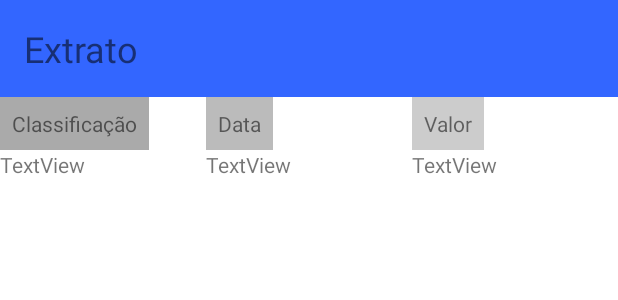
After one commit to GuilhermeJanke/FinApp, an Android app: the layout adapter_list_extrato.xml on its own in the app's theme, with its tools: preview values and no code run, on a phone screen of 412 x 824 dp. The commit adds this screen. Shown: the top 300 px of the screen. Run offline under Robolectric (Android 15) with nearby library versions, the phone set to English and light mode, and no system bars.

Commit message:
Tentativa 1

```diff
--- /dev/null
+++ b/app/src/main/res/layout/adapter_list_extrato.xml
@@ -0,0 +1,140 @@
+<?xml version="1.0" encoding="utf-8"?>
+<LinearLayout xmlns:android="http://schemas.android.com/apk/res/android"
+    android:layout_width="match_parent"
+    android:layout_height="wrap_content"
+    android:orientation="vertical" >
+
+    <!-- row 1 -->
+
+    <TextView
+        android:id="@+id/textViewExtrato"
+        android:layout_width="fill_parent"
+        android:layout_height="wrap_content"
+        android:background="#3366ff"
+        android:padding="16dp"
+        android:text="Extrato"
+        android:textSize="24dp" />
+
+    <LinearLayout
+        android:layout_width="fill_parent"
+        android:layout_height="wrap_content"
+        android:orientation="horizontal"
+        android:weightSum="3">
+
+        <!-- col 1 -->
+
+        <LinearLayout
+            android:layout_width="0dp"
+            android:layout_height="wrap_content"
+            android:layout_weight="1"
+            android:orientation="vertical">
+
+            <TextView
+                android:id="@+id/textViewHeaderClassificacao"
+                android:layout_width="wrap_content"
+                android:layout_height="wrap_content"
+                android:background="#aaaaaa"
+                android:padding="8dp"
+                android:text="Classificação" />
+
+        </LinearLayout>
+        <!-- col 1 end -->
+        <!-- col 2 -->
+
+        <LinearLayout
+            android:layout_width="0dp"
+            android:layout_height="wrap_content"
+            android:layout_weight="1"
+            android:orientation="vertical">
+
+            <TextView
+                android:id="@+id/textViewHeaderData"
+                android:layout_width="wrap_content"
+                android:layout_height="wrap_content"
+                android:background="#bbbbbb"
+                android:padding="8dp"
+                android:text="Data" />
+
+        </LinearLayout>
+        <!-- col 2 end -->
+        <!-- col 3 -->
+
+        <LinearLayout
+            android:layout_width="0dp"
+            android:layout_height="wrap_content"
+            android:layout_weight="1"
+            android:orientation="vertical">
+
+            <TextView
+                android:id="@+id/textViewHeaderValor"
+                android:layout_width="wrap_content"
+                android:layout_height="wrap_content"
+                android:background="#cccccc"
+                android:padding="8dp"
+                android:text="Valor" />
+
+        </LinearLayout>
+
+    </LinearLayout>
+
+    <LinearLayout
+        android:layout_width="match_parent"
+        android:layout_height="match_parent"
+        android:orientation="horizontal"
+        android:weightSum="3">
+
+        <!-- col 1 -->
+
+        <LinearLayout
+            android:layout_width="0dp"
+            android:layout_height="wrap_content"
+            android:layout_weight="1"
+            android:orientation="vertical">
+
+            <TextView
+                android:id="@+id/textViewClassificacao"
+                android:layout_width="match_parent"
+                android:layout_height="wrap_content"
+                android:text="TextView" />
+        </LinearLayout>
+        <!-- col 1 end -->
+        <!-- col 2 -->
+
+        <LinearLayout
+            android:layout_width="0dp"
+            android:layout_height="wrap_content"
+            android:layout_weight="1"
+            android:orientation="vertical">
+
+            <TextView
+                android:id="@+id/textViewData"
+                android:layout_width="match_parent"
+                android:layout_height="wrap_content"
+                android:text="TextView" />
+        </LinearLayout>
+        <!-- col 2 end -->
+        <!-- col 3 -->
+
+        <LinearLayout
+            android:layout_width="0dp"
+            android:layout_height="wrap_content"
+            android:layout_weight="1"
+            android:orientation="vertical">
+
+            <TextView
+                android:id="@+id/textViewValor"
+                android:layout_width="match_parent"
+                android:layout_height="wrap_content"
+                android:text="TextView" />
+        </LinearLayout>
+
+    </LinearLayout>
+
+    <!-- row 1 end -->
+
+
+    <!-- row 2 -->
+
+    <!-- col 3 end -->
+
+</LinearLayout>
```
Also changed, not shown: app/src/main/java/com/example/finapp/ActivityExtrato.java (+16 -1 lines), app/src/main/java/com/example/finapp/adapter/AdapterExtrato.java (+40 -0 lines), app/src/main/res/layout/activity_extrato.xml (+5 -85 lines).
